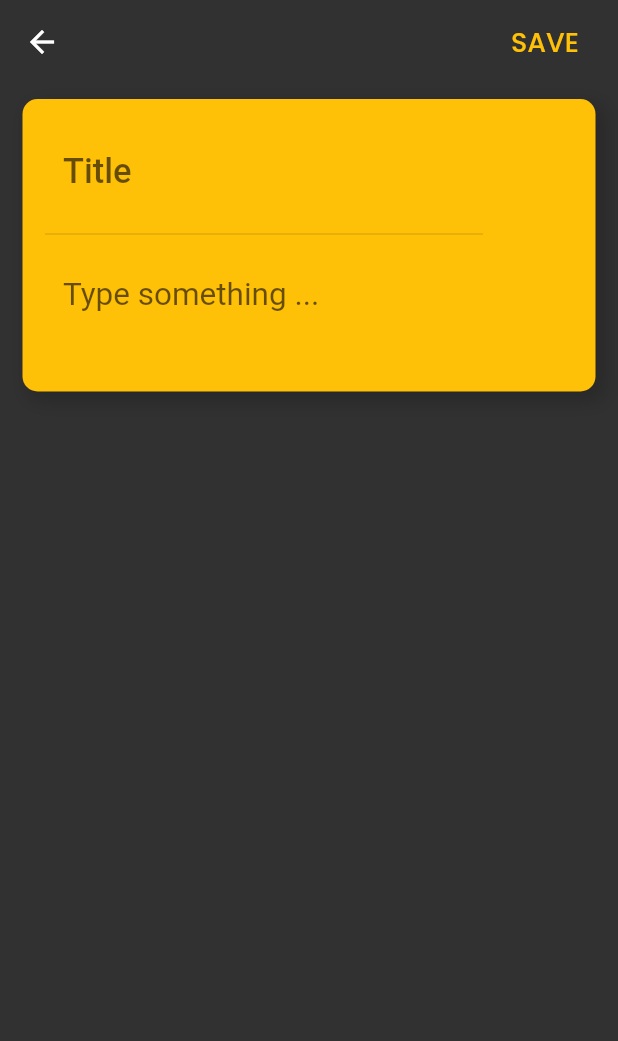
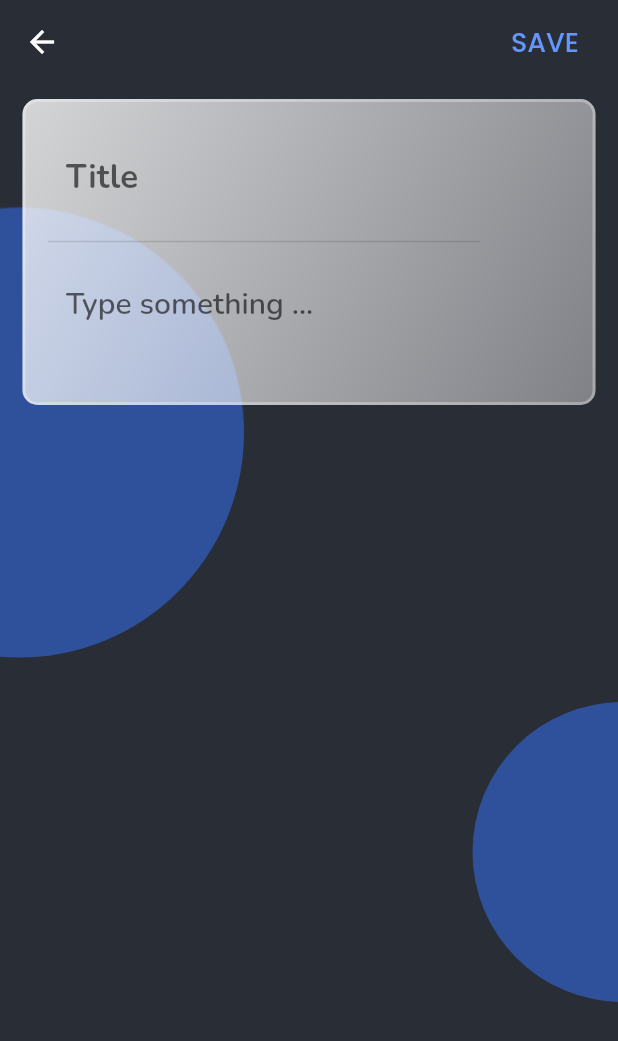
Before and after one commit to Abhishekkarunakaran/Notes_App, a Flutter app: the screen it shows after launch, after a tap on the "add" icon, on a phone screen of 412 x 824 dp. Shown: the top 1041 px of the screen. Run offline on Flutter 3.47's test engine with Material 2 defaults, Android fonts, the phone set to English and light mode, and no system bars; our stand-ins replace font_awesome_flutter, get, google_fonts, hive, hive_flutter; accounts and stored records are empty; Roboto replaces fonts that are missing (Mali).

Commit message:
Redesigned the whole app and dropped the color selection

```diff
--- a/lib/app/controller/note_controller.dart
+++ b/lib/app/controller/note_controller.dart
@@ -1,4 +1,4 @@
-import 'package:flutter/material.dart';
+// import 'package:flutter/material.dart';
 import 'package:get/get.dart';
 import 'package:hive/hive.dart';
 import 'package:intl/intl.dart';
@@ -22,17 +22,15 @@ class NoteController extends GetxController {
 
   void getBody(String text) => body = text;
 
-  void addNewNote(Color color) {
-    int? colorValue = color.value;
-
-    final newNote = Note(
-      title: title ?? "No title",
-      body: body?? "Description goes here",
-      date: DateFormat('dd MMM, yyyy').format(DateTime.now()).toString(),
-      color: colorValue,
-    );
-
-    notes.add(newNote);
+  void addNewNote() {
+    if (title != null && body != null) {
+      final newNote = Note(
+        title: title ?? "No title",
+        body: body ?? "Description goes here",
+        date: DateFormat('dd MMM, yyyy').format(DateTime.now()).toString(),
+      );
+      notes.add(newNote);
+    }
   }
 
   // void addNewNote(Color color) {
@@ -55,14 +53,12 @@ class NoteController extends GetxController {
   //   notes.add(newNote);
   // }
 
-  void updateNote(int index, Color color) {
-    int? colorValue = color.value;
+  void updateNote(int index) {
     final currentNote = notes.getAt(index);
 
     final editNote = Note(
         title: title ?? currentNote!.title.toString(),
         body: body ?? currentNote!.body.toString(),
-        color: colorValue,
         date: currentNote!.date.toString());
 
     notes.putAt(index, editNote);
--- a/lib/app/model/note_model.dart
+++ b/lib/app/model/note_model.dart
@@ -13,8 +13,5 @@ class Note extends HiveObject {
   @HiveField(2)
   String? date;
 
-  @HiveField(3)
-  int? color;
-
-  Note({this.title, required this.body, this.color, this.date});
+  Note({this.title, required this.body, this.date});
 }
--- a/lib/app/theme/theme.dart
+++ b/lib/app/theme/theme.dart
@@ -2,18 +2,17 @@ import 'package:flutter/material.dart';
 import 'package:google_fonts/google_fonts.dart';
 
 class NTheme {
-  static Color mainColor = Color(0xFF313131);
-  static Color buttonColor = Color(0xFF626262);
-  static Color noteColor = Color(0xFFFFC107);
-  static Color whiteColor = Color(0xFFF4F4F4);
+  static Color mainColor = Color(0xFF292D36);
+  static Color buttonColor = Color(0xFF3474FF);
+  static Color whiteColor = Color(0xFFFFFFFF);
 
   // ignore: non_constant_identifier_names
   static TextStyle titleFont =
       GoogleFonts.poppins(fontSize: 30, fontWeight: FontWeight.w600);
 
   static TextStyle noteTitleFont =
-      GoogleFonts.mali(fontSize: 23, fontWeight: FontWeight.w500);
+      GoogleFonts.nunito(fontSize: 22, fontWeight: FontWeight.w700);
 
   static TextStyle noteBodyFont =
-      GoogleFonts.mali(fontSize: 21, fontWeight: FontWeight.w400);
+      GoogleFonts.nunito(fontSize: 20, fontWeight: FontWeight.w600);
 }
--- a/lib/app/views/home_page.dart
+++ b/lib/app/views/home_page.dart
@@ -14,19 +14,44 @@ import 'package:notes/app/widgets/note_card.dart';
 class Home extends StatelessWidget {
   Home({Key? key}) : super(key: key);
 
-  //NoteController noteController = NoteController();
-
-  // Box<dynamic> notes = Hive.box("notes");
-
   @override
   Widget build(BuildContext context) {
+    final double ht = MediaQuery.of(context).size.height;
+    final double wt = MediaQuery.of(context).size.width;
     Box<Note> notes = Hive.box("notes");
     return Scaffold(
       appBar: AppBar(
         elevation: 0,
         title: Text("Notes", style: NTheme.titleFont),
       ),
-      body: ValueListenableBuilder(
+      body: Container(
+        height: double.infinity,
+        width: double.infinity,
+        child: Stack(
+          fit: StackFit.expand,
+          clipBehavior: Clip.hardEdge,
+          children: [
+            Positioned(
+              child: Container(
+                  height: 300,
+                  width: 300,
+                  decoration: BoxDecoration(
+                  color: NTheme.buttonColor.withOpacity(.5),
+                  shape: BoxShape.circle)),
+              top: ht / 10,
+              left: -wt / 3,
+            ),
+            Positioned(
+              child: Container(
+                  height: 200,
+                  width: 200,
+                  decoration: BoxDecoration(
+                   color: NTheme.buttonColor.withOpacity(.5),
+                   shape: BoxShape.circle)),
+              top: ht * 0.5,
+              right: -wt / 4,
+            ),
+            ValueListenableBuilder(
                 valueListenable: notes.listenable(),
                 builder: (BuildContext context, Box notes, _) {
                   if (notes.values.isEmpty)
@@ -34,8 +59,8 @@ class Home extends StatelessWidget {
                       child: Text(
                         "No notes to display",
                         style: TextStyle(
-                    color: NTheme.buttonColor,
-                    fontSize: 30,
+                          color: Color(0xFF4A5160),
+                          fontSize: 25,
                         ),
                       ),
                     );
@@ -51,6 +76,9 @@ class Home extends StatelessWidget {
                       },
                     );
                 }),
+          ],
+        ),
+      ),
       floatingActionButton: FloatingActionButton(
         backgroundColor: NTheme.buttonColor,
         child: FaIcon(
@@ -60,7 +88,7 @@ class Home extends StatelessWidget {
         ),
         onPressed: () {
           // Get.toNamed('/newNotePage');
-          Get.to(() => NotePage(),transition: Transition.rightToLeftWithFade);
+          Get.to(() => NotePage(), transition: Transition.rightToLeftWithFade);
         },
       ),
     );
--- a/lib/app/views/note_page.dart
+++ b/lib/app/views/note_page.dart
@@ -12,15 +12,20 @@ class NotePage extends StatelessWidget {
   int? index;
   bool? isExiting;
 
-  NotePage({Key? key, this.isExiting: false, this.index,}) : super(key: key);
+  NotePage({
+    Key? key,
+    this.isExiting: false,
+    this.index,
+  }) : super(key: key);
 
   // EditableNote editableNote = EditableNote();
-
-NoteController noteController = Get.put(NoteController());
+  Note? note;
+  NoteController noteController = Get.put(NoteController());
   @override
   Widget build(BuildContext context) {
-    Color color = NTheme.noteColor;
-    Note? note;
+    final double ht = MediaQuery.of(context).size.height;
+    final double wt = MediaQuery.of(context).size.width;
+
     if (isExiting!) note = noteController.getNote(index!);
     return Scaffold(
       appBar: AppBar(
@@ -37,13 +42,16 @@ NoteController noteController = Get.put(NoteController());
                       Get.back();
                     },
                     child: Container(
-                      padding: EdgeInsets.symmetric(horizontal: 10),
+                      decoration: BoxDecoration(
+                          borderRadius: BorderRadius.circular(10)),
+                      padding:
+                          EdgeInsets.symmetric(horizontal: 10, vertical: 5),
                       child: Text(
                         'DELETE',
                         style: GoogleFonts.poppins(
                             fontSize: 18,
                             fontWeight: FontWeight.w500,
-                            color: NTheme.noteColor),
+                            color: Color(0xFF6595FF)),
                       ),
                     ),
                   )
@@ -54,35 +62,62 @@ NoteController noteController = Get.put(NoteController());
               splashColor: NTheme.buttonColor,
               onTap: () {
                 isExiting!
-                    ? noteController.updateNote(
-                        index!,
-                        color)
-                    :noteController.addNewNote(
-                        color);
+                    ? noteController.updateNote(index!)
+                    : noteController.addNewNote();
                 Get.back();
               },
               child: Container(
-                padding: EdgeInsets.symmetric(horizontal: 10),
+                decoration:
+                    BoxDecoration(borderRadius: BorderRadius.circular(10)),
+                padding: EdgeInsets.symmetric(horizontal: 10, vertical: 5),
                 child: Text(
                   'SAVE',
                   style: GoogleFonts.poppins(
                       fontSize: 18,
                       fontWeight: FontWeight.w500,
-                      color: NTheme.noteColor),
+                      color: Color(0xFF6595FF)),
                 ),
               ),
             )
           ],
         ),
       ),
-      body: isExiting!
-          ?
-                SingleChildScrollView(
+      body: Container(
+        height: double.infinity,
+        width: double.infinity,
+        child: Stack(
+          fit: StackFit.expand,
+          //clipBehavior: Clip.antiAlias,
+          children: [
+            Positioned(
+              child: Container(
+                  height: 300,
+                  width: 300,
+                  decoration: BoxDecoration(
+                      color: NTheme.buttonColor.withOpacity(.5),
+                      shape: BoxShape.circle)),
+              top: ht / 10,
+              left: -wt / 3,
+            ),
+            Positioned(
+              child: Container(
+                  height: 200,
+                  width: 200,
+                  decoration: BoxDecoration(
+                      color: NTheme.buttonColor.withOpacity(.5),
+                      shape: BoxShape.circle)),
+              top: ht * 0.5,
+              right: -wt / 4,
+            ),
+            isExiting!
+                ? SingleChildScrollView(
                     child: EditableNote(
-                  index: index,
-                ))
-          : SingleChildScrollView(child: EditableNote()),
-      //floatingActionButton: ,
+                    index: index,
+                  ))
+                : SingleChildScrollView(child: EditableNote()),
+          ],
+        ),
+      ),
     );
   }
 }
--- a/lib/app/widgets/editable_notecard.dart
+++ b/lib/app/widgets/editable_notecard.dart
@@ -1,3 +1,5 @@
+import 'dart:ui';
+
 import 'package:flutter/material.dart';
 import 'package:google_fonts/google_fonts.dart';
 import 'package:notes/app/controller/note_controller.dart';
@@ -16,7 +18,6 @@ class EditableNote extends StatelessWidget {
   TextEditingController bodyController = TextEditingController();
 
   NoteController noteController = Get.find<NoteController>();
-  Color cardColor = NTheme.noteColor;
   String? date;
   @override
   Widget build(BuildContext context) {
@@ -24,20 +25,28 @@ class EditableNote extends StatelessWidget {
       Note? note = noteController.getNote(index!);
       titleController.text = note!.title!;
       bodyController.text = note.body;
-      cardColor = Color(note.color!).withOpacity(1);
       date = note.date!;
     }
-    return Container(
-      //height: 500,
+    return ClipRRect(
+      borderRadius: BorderRadius.circular(10),
+      child: BackdropFilter(
+        filter: ImageFilter.blur(sigmaX: 0.5,sigmaY: 0.5),
+        child: Container(
           margin: EdgeInsets.symmetric(horizontal: 15, vertical: 10),
           width: double.infinity,
-      decoration: BoxDecoration(color: cardColor, boxShadow: [
-        BoxShadow(
-            color: Color(0xFF282828),
-            offset: Offset(5, 5),
-            blurRadius: 10,
-            spreadRadius: 2)
+          decoration: BoxDecoration(
+          gradient: LinearGradient(
+            colors: [
+               Colors.white.withOpacity(0.8),
+              Colors.white.withOpacity(0.4)
             ],
+            begin: Alignment.topLeft,
+            end:Alignment.bottomRight
+          ),
+          border: Border.all(
+            color: Colors.white.withOpacity(0.3),
+            width: 2
+          ),
           borderRadius: BorderRadius.circular(10)
           ),
           padding: EdgeInsets.all(15),
@@ -51,7 +60,7 @@ class EditableNote extends StatelessWidget {
                   noteController.title = value;
                 },
                 controller: titleController,
-            cursorColor: NTheme.mainColor,
+                cursorColor: NTheme.buttonColor,
                 decoration: InputDecoration(
                     hintText: 'Title',
                     border: OutlineInputBorder(borderSide: BorderSide.none)),
@@ -67,7 +76,7 @@ class EditableNote extends StatelessWidget {
                   noteController.body = value;
                 },
                 controller: bodyController,
-            cursorColor: NTheme.mainColor,
+                cursorColor: NTheme.buttonColor,
                 style: NTheme.noteBodyFont,
                 keyboardType: TextInputType.multiline,
                 maxLines: null,
@@ -94,6 +103,8 @@ class EditableNote extends StatelessWidget {
                     )
             ],
           ),
+        ),
+      ),
     );
   }
 }
--- a/lib/app/widgets/note_card.dart
+++ b/lib/app/widgets/note_card.dart
@@ -1,3 +1,5 @@
+import 'dart:ui';
+
 import 'package:flutter/material.dart';
 import 'package:get/get.dart';
 import 'package:google_fonts/google_fonts.dart';
@@ -16,25 +18,28 @@ class NoteCard extends StatelessWidget {
   Widget build(BuildContext context) {
     return GestureDetector(
       onTap: () {
-        Get.to(()=>
-            NotePage(
+        Get.to(
+            () => NotePage(
                   isExiting: true,
                   index: index,
                 ),
             transition: Transition.rightToLeftWithFade);
-        // Get.toNamed('/existingNotePage');
       },
+      child: ClipRRect(
+        borderRadius: BorderRadius.circular(10),
+        child: BackdropFilter(
+          filter: ImageFilter.blur(sigmaX:.5,sigmaY: .5),
           child: Container(
             margin: EdgeInsets.symmetric(horizontal: 15, vertical: 10),
             height: 150,
             width: double.infinity,
-        decoration: BoxDecoration(color: NTheme.noteColor, boxShadow: [
-          BoxShadow(
-              color: Color(0xFF282828),
-              offset: Offset(5, 5),
-              blurRadius: 10,
-              spreadRadius: 2)
-        ],
+            decoration: BoxDecoration(
+                border:
+                    Border.all(color: Colors.white.withOpacity(0.3), width: 2),
+                gradient: LinearGradient(colors: [
+                  Colors.white.withOpacity(0.8),
+                  Colors.white.withOpacity(0.4)
+                ], begin: Alignment.topLeft, end: Alignment.bottomRight),
                 borderRadius: BorderRadius.circular(10)),
             padding: EdgeInsets.all(15),
             child: Column(
@@ -51,13 +56,17 @@ class NoteCard extends StatelessWidget {
                   softWrap: false,
                   style: NTheme.noteTitleFont,
                 ),
-            Spacer(flex: 2,),
+                Spacer(
+                  flex: 2,
+                ),
                 Divider(
                   thickness: 1,
                   color: Colors.black12,
                   endIndent: 60,
                 ),
-            Spacer(flex: 2,),
+                Spacer(
+                  flex: 2,
+                ),
                 Text(
                   note.body.toString(),
                   overflow: TextOverflow.ellipsis,
@@ -74,6 +83,8 @@ class NoteCard extends StatelessWidget {
               ],
             ),
           ),
+        ),
+      ),
     );
   }
 }
--- a/lib/main.dart
+++ b/lib/main.dart
@@ -1,4 +1,5 @@
 import 'package:flutter/material.dart';
+import 'package:flutter/services.dart';
 import 'package:hive/hive.dart';
 import 'package:hive_flutter/hive_flutter.dart';
 import 'app/app.dart';
@@ -10,6 +11,9 @@ void main() async {
 
   Hive.registerAdapter(NoteAdapter());
   await Hive.openBox<Note>("notes");
-  runApp(MyApp());
+  SystemChrome.setPreferredOrientations([DeviceOrientation.portraitUp, DeviceOrientation.portraitDown])
+    .then((_) {
+      runApp(new MyApp());
+    });
 
 }
--- a/pubspec.yaml
+++ b/pubspec.yaml
@@ -54,8 +54,8 @@ flutter:
 
   # To add assets to your application, add an assets section, like this:
   # assets:
-  #   - images/a_dot_burr.jpeg
-  #   - images/a_dot_ham.jpeg
+  #   - assets/sphere_l.png
+  #   - assets/sphere_r.png
 
   # An image asset can refer to one or more resolution-specific "variants", see
   # https://flutter.dev/assets-and-images/#resolution-aware.
```
Also changed, not shown: lib/app/app.dart (+1 -9 lines), lib/app/views/trial.dart (deleted, +0 -16 lines), lib/app/widgets/floating_animation_button.dart (deleted, +0 -80 lines), lib/app/model/note_model.g.dart. Lines whose indentation alone changed are shown as unchanged.
